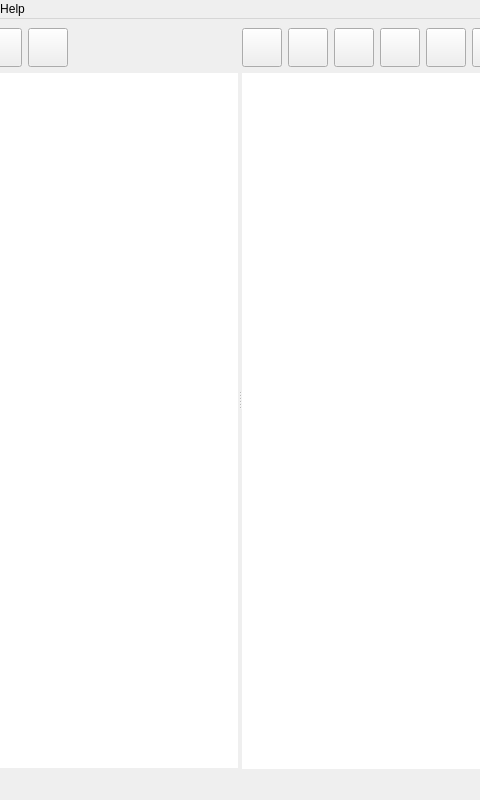
The window that Main.ui (ldraconus/TextSmith2) describes before a commit, drawn with Qt 5; both pictures show x 165 to 645 and y 0 to 800 of the 1024 by 800 pixel window.
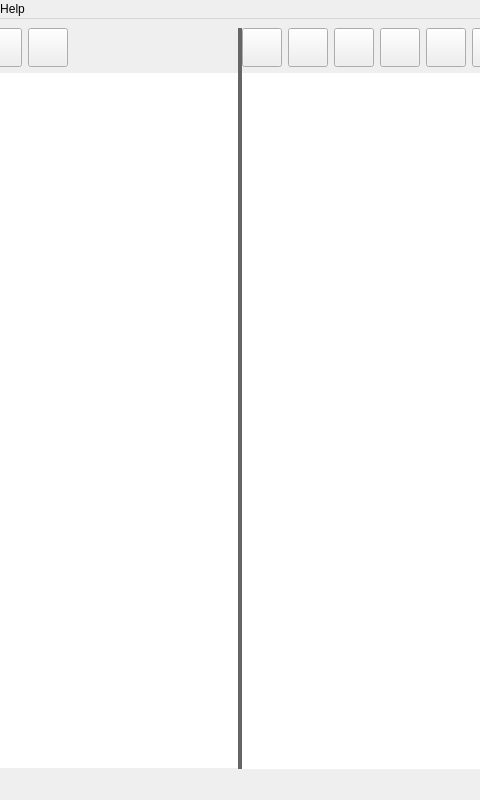
The same window after the commit. Icons and pictures are not drawn. Custom widgets are drawn as their Qt base class.

```diff
--- a/Main.ui
+++ b/Main.ui
@@ -29,6 +29,20 @@
         <family>Lucida Sans Unicode</family>
        </font>
       </property>
+      <property name="styleSheet">
+       <string notr="true">QSplitter::handle {
+    background: #666;
+}
+QSplitter::handle:horizontal {
+    width: 4px;
+}
+QSplitter::handle:vertical {
+    height: 4px;
+}
+QSplitter::handle:hover {
+        background-color: #888; 
+    }</string>
+      </property>
       <property name="orientation">
        <enum>Qt::Orientation::Horizontal</enum>
       </property>
```
Left out of the diff: 8 changed lines with no effect on the pictures.
